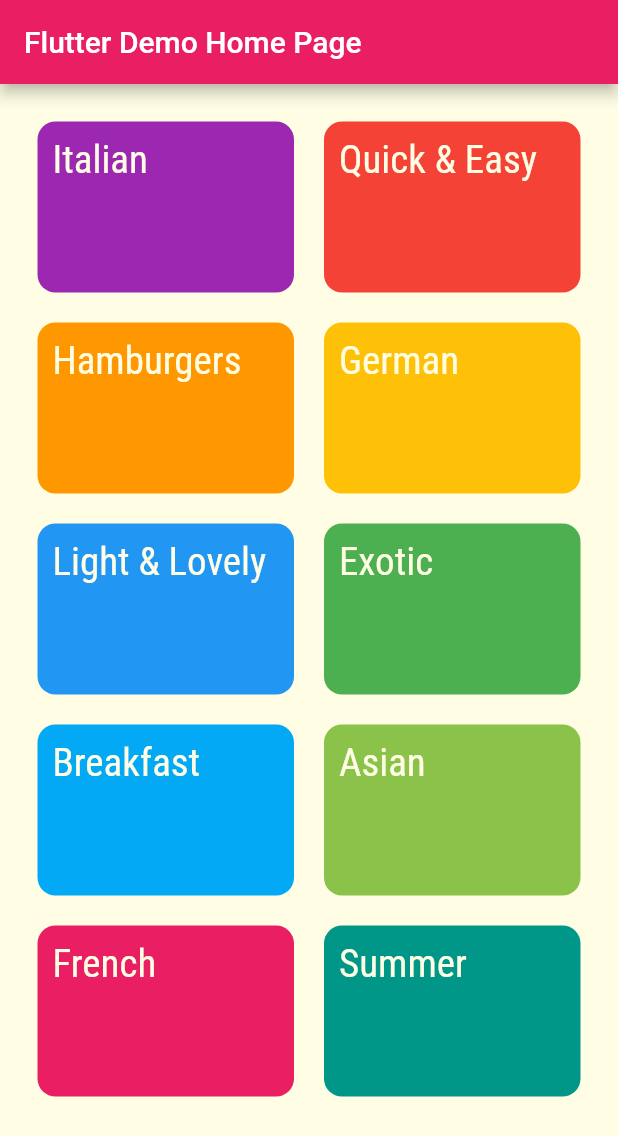
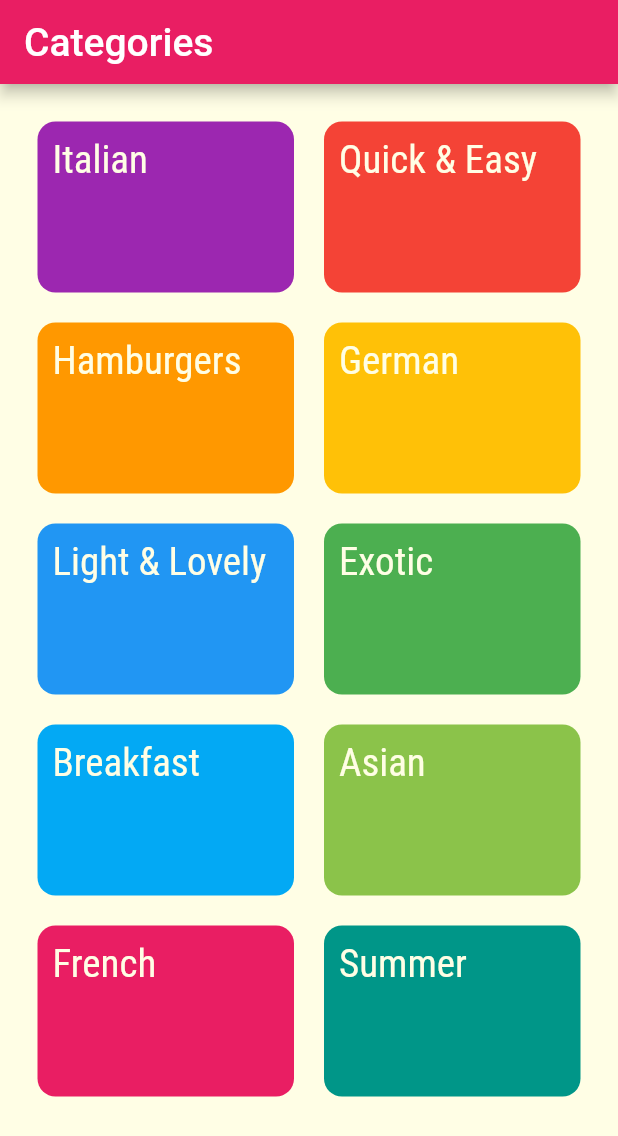
Before and after one commit to emad566/flutter_meal_app, a Flutter app: the screen it shows after launch, on a phone screen of 412 x 824 dp. Shown: the top 1136 px of the screen. Run offline on Flutter 3.47's test engine with Material 2 defaults, Android fonts, the phone set to English and light mode, and no system bars.

```diff
--- a/lib/main.dart
+++ b/lib/main.dart
@@ -14,27 +14,7 @@ class MyApp extends StatelessWidget {
     return MaterialApp(
       title: 'Flutter Meal App',
       theme: lightTheme,
-      home:  MyHomePage(title: 'Flutter Demo Home Page'),
+      home:  const CategoryScreen(),
     );
   }
 }
-
-class MyHomePage extends StatefulWidget {
-  const MyHomePage({Key key, this.title}) : super(key: key);
-  final String title;
-  @override
-  State<MyHomePage> createState() => _MyHomePageState();
-}
-
-class _MyHomePageState extends State<MyHomePage> {
-
-  @override
-  Widget build(BuildContext context) {
-    return Scaffold(
-      appBar: AppBar(
-        title: Text(widget.title),
-      ),
-      body: const CategoryScreen(),// This trailing comma makes auto-formatting nicer for build methods.
-    );
-  }
-}
--- a/lib/screens/category_screen.dart
+++ b/lib/screens/category_screen.dart
@@ -1,6 +1,7 @@
 import 'package:flutter/material.dart';
 import 'package:flutter_meal_app/dummy_data.dart';
 import 'package:flutter_meal_app/models/category.dart';
+import 'package:flutter_meal_app/shared/components.dart';
 import 'package:flutter_meal_app/widgets/category_item.dart';
 
 class CategoryScreen extends StatelessWidget {
@@ -8,7 +9,12 @@ class CategoryScreen extends StatelessWidget {
 
   @override
   Widget build(BuildContext context) {
-    return GridView(
+    return Scaffold(
+      appBar: AppBar(
+        title: myText('Categories'),
+      ),
+      body: SafeArea(
+        child: GridView(
           padding: const EdgeInsets.all(25),
           gridDelegate: const SliverGridDelegateWithMaxCrossAxisExtent(
             maxCrossAxisExtent: 200,
@@ -19,6 +25,8 @@ class CategoryScreen extends StatelessWidget {
           children: DUMMY_CATEGORIES.map((CategoryModel catData)
             => CategoryItem(item: catData,),
           ).toList(),
+        ),
+      ),
     );
   }
 }
--- a/lib/shared/theme_data.dart
+++ b/lib/shared/theme_data.dart
@@ -2,7 +2,6 @@ import 'package:flutter/material.dart';
 
 ThemeData lightTheme = ThemeData(
   primarySwatch: Colors.pink,
-  accentColor: Colors.amber,
   canvasColor: const Color.fromRGBO(255, 254, 229, 1),
   textTheme: ThemeData.light().textTheme.copyWith(
     bodySmall: const TextStyle(
--- a/lib/widgets/category_item.dart
+++ b/lib/widgets/category_item.dart
@@ -1,5 +1,6 @@
 import 'package:flutter/material.dart';
 import 'package:flutter_meal_app/models/category.dart';
+import 'package:flutter_meal_app/screens/meal_screen.dart';
 import 'package:flutter_meal_app/shared/components.dart';
 
 // ignore: must_be_immutable
@@ -11,7 +12,11 @@ class CategoryItem extends StatelessWidget {
   @override
   Widget build(BuildContext context) {
     return InkWell(
-      onTap: (){},
+      splashColor: Colors.white,
+      borderRadius: BorderRadius.circular(12.0),
+      onTap: (){
+        navigateTo(context, CategoryMealScreen(catItem: item));
+      },
       child: Container(
         decoration: BoxDecoration(
           borderRadius: BorderRadius.circular(12.0),
```
Also changed, not shown: lib/screens/meal_screen.dart (added, +32 -0 lines), lib/shared/components.dart (+17 -1 lines), lib/widgets/meal_item.dart (added, +41 -0 lines). Lines whose indentation alone changed are shown as unchanged.
